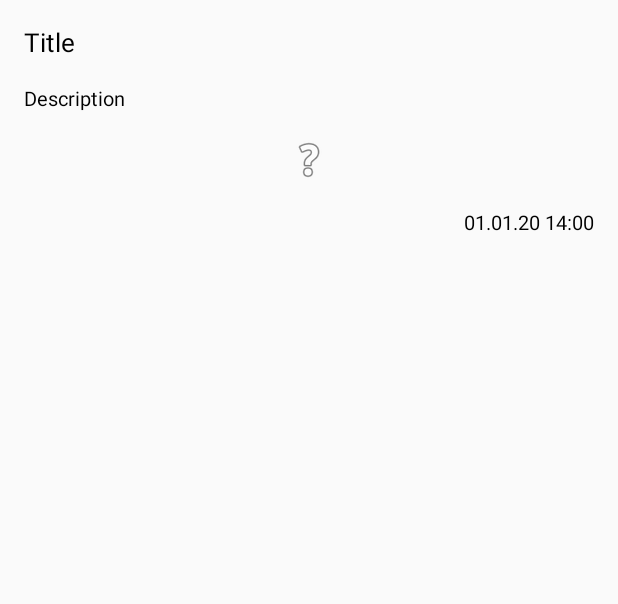
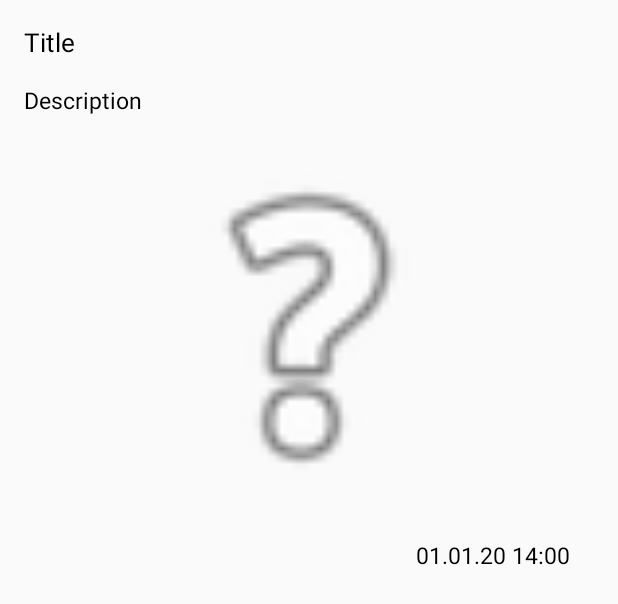
Before and after one commit to Rustamirr/Vknews, an Android app: the layout fragment_news_detail.xml on its own in the app's theme, with its tools: preview values and no code run, on a phone screen of 412 x 824 dp. Shown: the top 604 px of the screen. Run offline under Robolectric (Android 15) with nearby library versions, the phone set to English and light mode, and no system bars.

Commit message:
Исправлена верстка

```diff
--- a/app/src/main/res/layout/fragment_news_detail.xml
+++ b/app/src/main/res/layout/fragment_news_detail.xml
@@ -8,13 +8,14 @@
         android:layout_width="match_parent"
         android:layout_height="wrap_content"
         android:orientation="vertical"
-        android:padding="@dimen/common_padding">
+        android:paddingVertical="@dimen/common_padding">
 
         <TextView
             android:id="@+id/title"
             style="@style/RegularText.Caption"
             android:layout_width="match_parent"
             android:layout_height="wrap_content"
+            android:layout_marginHorizontal="@dimen/common_padding"
             tools:text="Title" />
 
         <TextView
@@ -22,6 +23,7 @@
             style="@style/RegularText.Text"
             android:layout_width="match_parent"
             android:layout_height="wrap_content"
+            android:layout_marginHorizontal="@dimen/common_padding"
             android:layout_marginTop="@dimen/common_padding"
             tools:text="Description" />
 
@@ -31,6 +33,7 @@
             android:layout_height="wrap_content"
             android:layout_marginTop="@dimen/common_padding"
             tools:ignore="ContentDescription"
+            tools:layout_height="250dp"
             tools:src="@android:drawable/ic_menu_help" />
 
         <TextView
@@ -38,8 +41,10 @@
             style="@style/RegularText.Text"
             android:layout_width="match_parent"
             android:layout_height="wrap_content"
+            android:layout_marginHorizontal="@dimen/common_padding"
             android:layout_marginTop="@dimen/common_padding"
             android:gravity="end"
+            android:paddingHorizontal="@dimen/common_padding"
             tools:text="01.01.20 14:00" />
 
     </LinearLayout>
--- a/app/src/main/res/values/styles.xml
+++ b/app/src/main/res/values/styles.xml
@@ -16,7 +16,7 @@
     </style>
 
     <style name="RegularText.Text">
-        <item name="android:textSize">13sp</item>
+        <item name="android:textSize">15sp</item>
     </style>
 
 </resources>
```
